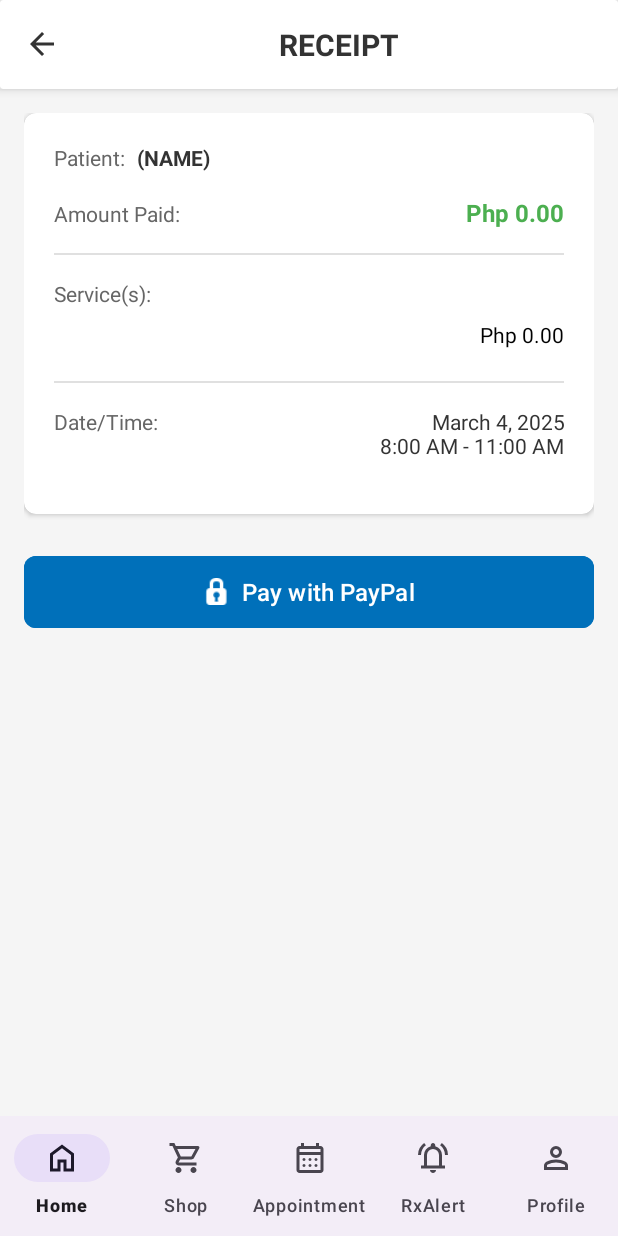
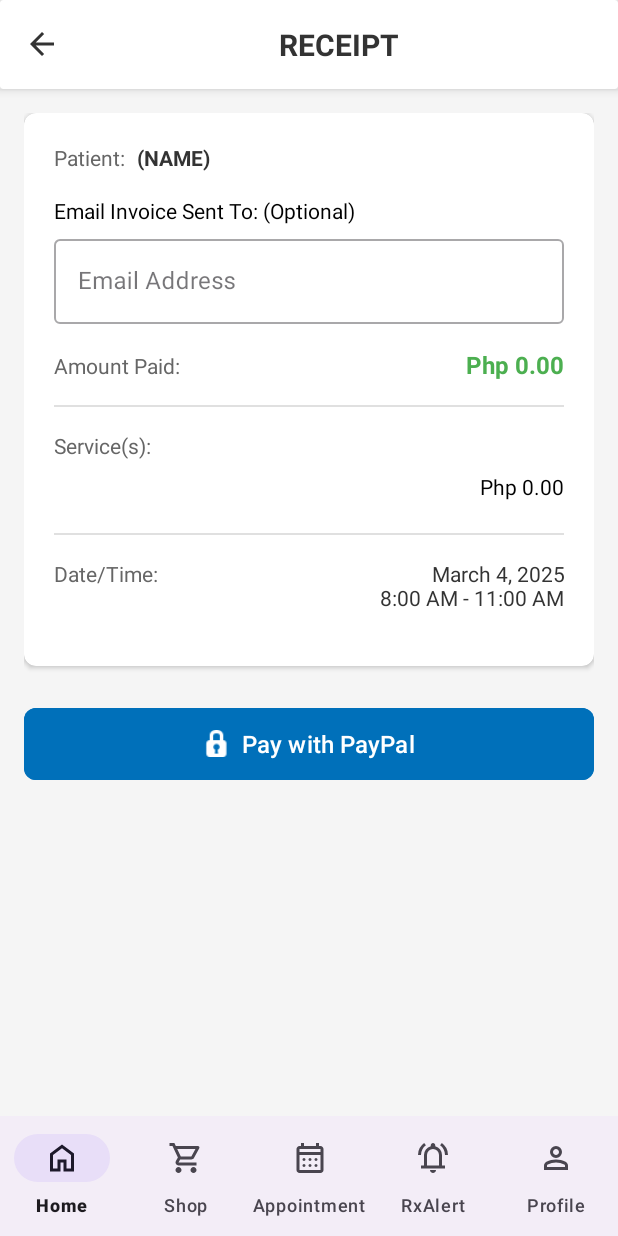
Before and after one commit to Khrizelle28/patient-management-system-mobile, an Android app: the fragment ReceiptFragment placed in its activity, on a phone screen of 412 x 824 dp. Run offline under Robolectric (Android 15) with nearby library versions, the phone set to English and light mode, and no system bars; network calls fail; 1 statement that could not run was skipped.

```diff
--- a/app/src/main/java/com/example/patientmanagementsystemmobile/ReceiptFragment.java
+++ b/app/src/main/java/com/example/patientmanagementsystemmobile/ReceiptFragment.java
@@ -25,6 +25,7 @@ import com.example.patientmanagementsystemmobile.request.ExecutePaymentRequest;
 import com.example.patientmanagementsystemmobile.response.AppointmentResponse;
 import com.example.patientmanagementsystemmobile.response.PaymentResponse;
 import com.google.android.material.button.MaterialButton;
+import com.google.android.material.textfield.TextInputEditText;
 
 import java.text.SimpleDateFormat;
 import java.util.Locale;
@@ -59,6 +60,7 @@ public class ReceiptFragment extends Fragment {
 
     private ImageView buttonBack;
     private TextView textPatientName;
+    private TextInputEditText editTextEmail;
     private TextView textAmountPaid;
     private LinearLayout layoutServicesList;
     private TextView textDateTime;
@@ -123,6 +125,7 @@ public class ReceiptFragment extends Fragment {
     private void initViews(View view) {
         buttonBack = view.findViewById(R.id.buttonBack);
         textPatientName = view.findViewById(R.id.textPatientName);
+        editTextEmail = view.findViewById(R.id.editTextEmail);
         textAmountPaid = view.findViewById(R.id.textAmountPaid);
         layoutServicesList = view.findViewById(R.id.layoutServicesList);
         textDateTime = view.findViewById(R.id.textDateTime);
@@ -244,9 +247,11 @@ public class ReceiptFragment extends Fragment {
         // Total amount - only base service price (other services paid at clinic)
         double totalAmount = servicePrice;
 
-        // Get email from current user or use empty string
-        String email = RetrofitClient.currentUser != null && RetrofitClient.currentUser.getEmail() != null
-                ? RetrofitClient.currentUser.getEmail() : "";
+        // Get email from input field, fall back to current user email
+        String email = editTextEmail.getText().toString().trim();
+        if (email.isEmpty() && RetrofitClient.currentUser != null && RetrofitClient.currentUser.getEmail() != null) {
+            email = RetrofitClient.currentUser.getEmail();
+        }
 
         // Create appointment request
         AppointmentRequest request = new AppointmentRequest(
--- a/app/src/main/res/layout/fragment_receipt.xml
+++ b/app/src/main/res/layout/fragment_receipt.xml
@@ -105,6 +105,30 @@
                             android:textColor="#333333" />
 
                     </LinearLayout>
+
+                    <TextView
+                        android:layout_width="wrap_content"
+                        android:layout_height="wrap_content"
+                        android:text="Email Invoice Sent To: (Optional)"
+                        android:textSize="14sp"
+                        android:textColor="#000000"
+                        android:layout_marginBottom="4dp" />
+                    <!-- Email Input -->
+                    <com.google.android.material.textfield.TextInputLayout
+                        android:layout_width="match_parent"
+                        android:layout_height="wrap_content"
+                        android:layout_marginBottom="16dp"
+                        android:hint="Email Address"
+                        style="@style/Widget.MaterialComponents.TextInputLayout.OutlinedBox">
+
+                        <com.google.android.material.textfield.TextInputEditText
+                            android:id="@+id/editTextEmail"
+                            android:layout_width="match_parent"
+                            android:layout_height="wrap_content"
+                            android:inputType="textEmailAddress"
+                            android:maxLines="1" />
+
+                    </com.google.android.material.textfield.TextInputLayout>
 
                     <!-- Amount Paid -->
                     <LinearLayout
```
Also changed, not shown: 3 other files.
